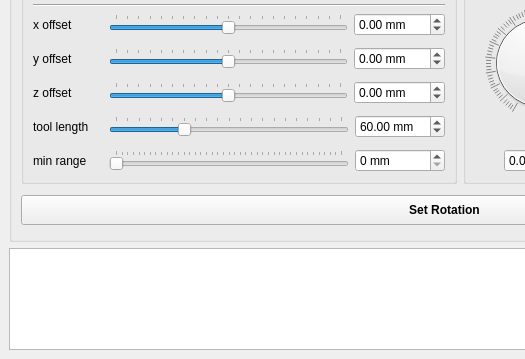
rookidroid/armstrong, file mainwindow.ui: the form before one commit; both pictures show x 0 to 525 and y 249 to 608 of the 889 by 608 pixel window.
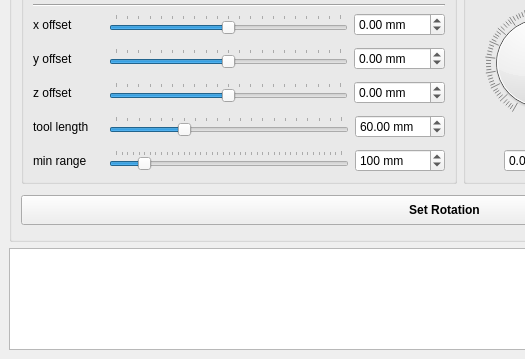
The form after the commit. Icons and pictures are not drawn.

```diff
--- a/mainwindow.ui
+++ b/mainwindow.ui
@@ -589,6 +589,9 @@
                     <property name="maximum">
                      <number>800</number>
                     </property>
+                    <property name="value">
+                     <number>100</number>
+                    </property>
                     <property name="orientation">
                      <enum>Qt::Horizontal</enum>
                     </property>
@@ -614,6 +617,9 @@
                     <property name="maximum">
                      <number>800</number>
                     </property>
+                    <property name="value">
+                     <number>100</number>
+                    </property>
                    </widget>
                   </item>
                  </layout>
```
